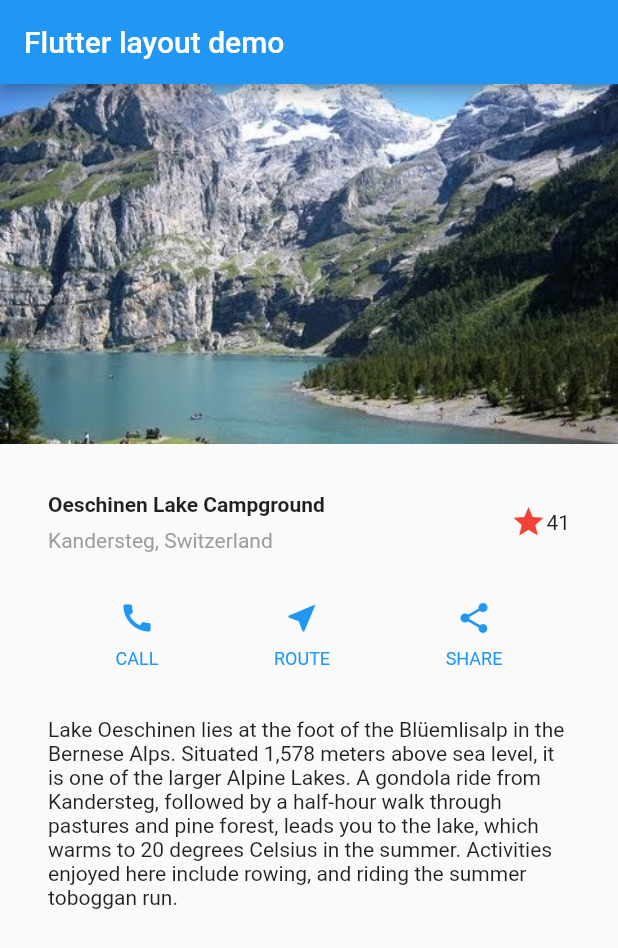
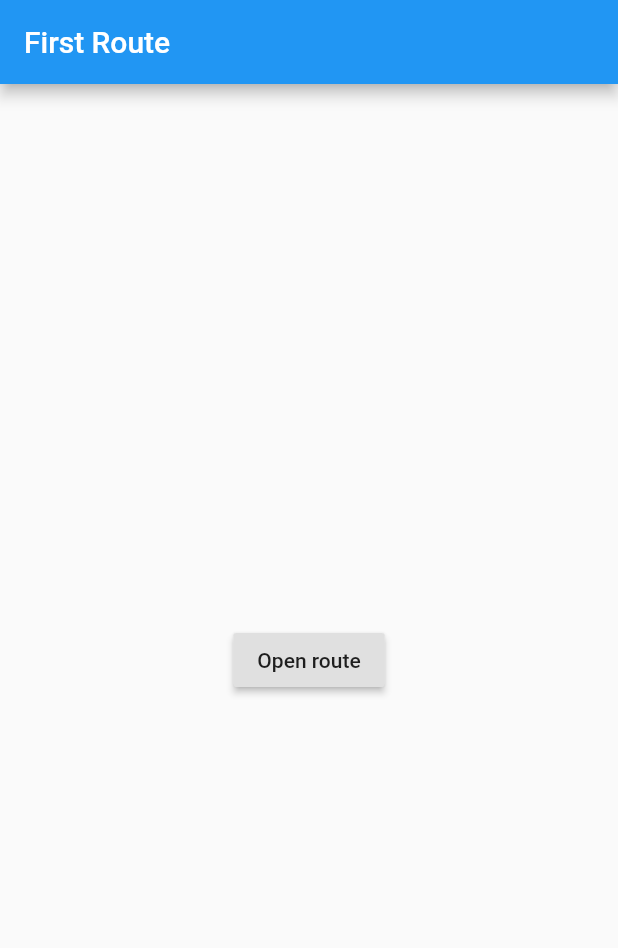
Before and after one commit to addff/first_app, a Flutter app: the screen it shows after launch, on a phone screen of 412 x 824 dp. Shown: the top 948 px of the screen. Run offline on Flutter 3.47's test engine with Material 2 defaults, Android fonts, the phone set to English and light mode, and no system bars.

Commit message:
try sendiri

```diff
--- a/lib/main.dart
+++ b/lib/main.dart
@@ -1,165 +1,38 @@
 import 'package:flutter/material.dart';
-// Uncomment lines 7 and 10 to view the visual layout at runtime.
-// import 'package:flutter/rendering.dart' show debugPaintSizeEnabled;
 
 void main() {
-  // debugPaintSizeEnabled = true;
-  runApp(MyApp());
+  runApp(MaterialApp(
+    title: 'Navigation Basics',
+    home: FirstRoute(
+        onPressed: () {
+          Navigator.push(
+            context,
+            MaterialPageRoute(builder: (context) => SecondRoute(
+                onPressed: () {
+                  Navigator.pop(context);
+                }
+            )),
+          );
+        }
+    ),
+  ));
 }
 
-class MyApp extends StatelessWidget {
+class FirstRoute extends StatelessWidget {
   @override
   Widget build(BuildContext context) {
-    Widget titleSection = Container(
-      padding: const EdgeInsets.all(32),
-      child: Row(
-        children: [
-          Expanded(
-            /*1*/
-            child: Column(
-              crossAxisAlignment: CrossAxisAlignment.start,
-              children: [
-                /*2*/
-                Container(
-                  padding: const EdgeInsets.only(bottom: 8),
-                  child: Text(
-                    'Oeschinen Lake Campground',
-                    style: TextStyle(
-                      fontWeight: FontWeight.bold,
-                    ),
-                  ),
-                ),
-                Text(
-                  'Kandersteg, Switzerland',
-                  style: TextStyle(
-                    color: Colors.grey[500],
-                  ),
-                ),
-              ],
-            ),
-          ),
-          /*3*/
-          Icon(
-            Icons.star,
-            color: Colors.red[500],
-          ),
-          Text('41'),
-        ],
+    return Scaffold(
+      appBar: AppBar(
+        title: Text('First Route'),
       ),
-    );
-
-    Color color = Theme.of(context).primaryColor;
-
-    Widget buttonSection = Container(
-      child: Row(
-        mainAxisAlignment: MainAxisAlignment.spaceEvenly,
-        children: [
-          _buildButtonColumn(color, Icons.call, 'CALL'),
-          _buildButtonColumn(color, Icons.near_me, 'ROUTE'),
-          _buildButtonColumn(color, Icons.share, 'SHARE'),
-        ],
-      ),
-    );
-
-    Widget textSection = Container(
-      padding: const EdgeInsets.all(32),
-      child: Text(
-        'Lake Oeschinen lies at the foot of the Blüemlisalp in the Bernese '
-            'Alps. Situated 1,578 meters above sea level, it is one of the '
-            'larger Alpine Lakes. A gondola ride from Kandersteg, followed by a '
-            'half-hour walk through pastures and pine forest, leads you to the '
-            'lake, which warms to 20 degrees Celsius in the summer. Activities '
-            'enjoyed here include rowing, and riding the summer toboggan run.',
-        softWrap: true,
-      ),
-    );
-
-    return MaterialApp(
-      title: 'Flutter layout demo',
-      home: Scaffold(
-        appBar: AppBar(
-          title: Text('Flutter layout demo'),
-        ),
-        body: ListView(
-          children: [
-            Image.asset(
-              'images/hqdefault.jpg',
-              width: 600,
-              height: 240,
-              fit: BoxFit.cover,
-            ),
-            titleSection,
-            buttonSection,
-            textSection,
-          ],
+      body: Center(
+        child: RaisedButton(
+          child: Text('Open route'),
+          onPressed: () {
+            // Navigate to second route when tapped.
+          },
         ),
       ),
     );
   }
-
-  Column _buildButtonColumn(Color color, IconData icon, String label) {
-    return Column(
-      mainAxisSize: MainAxisSize.min,
-      mainAxisAlignment: MainAxisAlignment.center,
-      children: [
-        Icon(icon, color: color),
-        Container(
-          margin: const EdgeInsets.only(top: 8),
-          child: Text(
-            label,
-            style: TextStyle(
-              fontSize: 12,
-              fontWeight: FontWeight.w400,
-              color: color,
-            ),
-          ),
-        ),
-      ],
-    );
-  }
 }
-
-class FavoriteWidget extends StatefulWidget {
-  @override
-  _FavoriteWidgetState createState() => _FavoriteWidgetState();
-}
-
-
-class _FavoriteWidgetState extends State<FavoriteWidget> {
-  bool _isFavorited = true;
-  int _favoriteCount = 41;
-
-  @override
-  Widget build(BuildContext context) {
-    return Row(
-      mainAxisSize: MainAxisSize.min,
-      children: [
-        Container(
-          padding: EdgeInsets.all(0),
-          child: IconButton(
-            icon: (_isFavorited ? Icon(Icons.star) : Icon(Icons.star_border)),
-            color: Colors.red[500],
-            onPressed: _toggleFavorite,
-          ),
-        ),
-        SizedBox(
-          width: 18,
-          child: Container(
-            child: Text('$_favoriteCount'),
-          ),
-        ),
-      ],
-    );
-  }
-  void _toggleFavorite() {
-    setState(() {
-      if (_isFavorited) {
-        _favoriteCount -= 1;
-        _isFavorited = false;
-      } else {
-        _favoriteCount += 1;
-        _isFavorited = true;
-      }
-    });
-  }
-}
--- a/pubspec.yaml
+++ b/pubspec.yaml
@@ -41,9 +41,9 @@ flutter:
   uses-material-design: true
 
   # To add assets to your application, add an assets section, like this:
-  assets:
-    - images/hqdefault.jpg
-#    - images/a_dot_ham.jpeg
+  # assets:
+  #  - images/a_dot_burr.jpeg
+  #  - images/a_dot_ham.jpeg
 
   # An image asset can refer to one or more resolution-specific "variants", see
   # https://flutter.dev/assets-and-images/#resolution-aware.
```
Also changed, not shown: lib/second_route.dart (added, +20 -0 lines), images/hqdefault.jpg (deleted), 1 other file.
